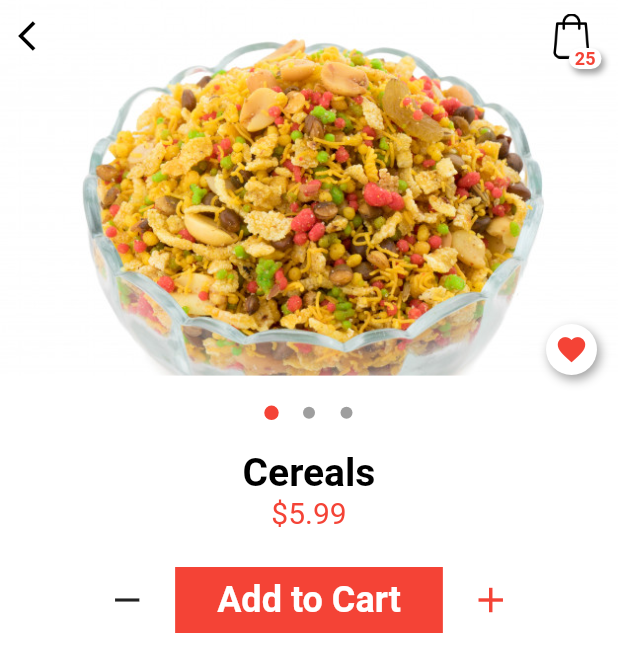
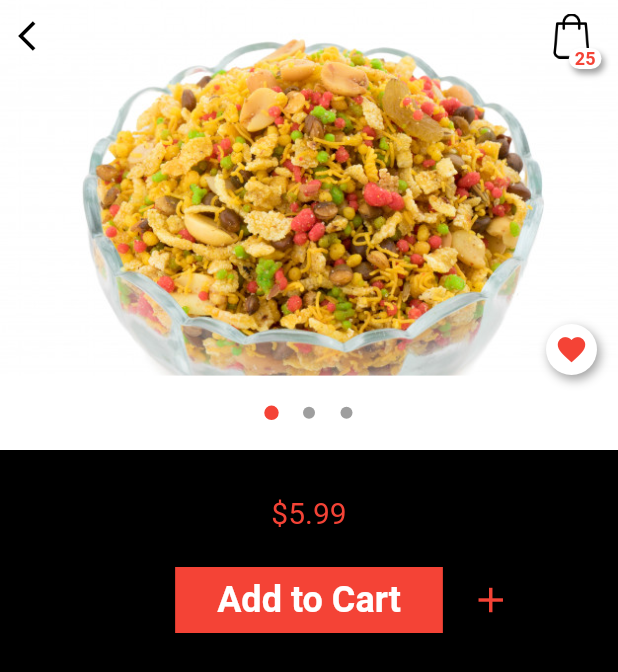
Before and after one commit to vedarths/chatapps, a Flutter app: the screen it shows once a user with an empty profile is signed in, after a tap on "Cereals", on a phone screen of 412 x 824 dp. Shown: the top 672 px of the screen. Run offline on Flutter 3.47's test engine with Material 2 defaults, Android fonts, the phone set to English and light mode, and no system bars; our stand-ins replace cloud_firestore, firebase_auth, firebase_core; accounts and stored records are empty; Roboto replaces fonts that are missing (Monteserrat); project files that could hold a hidden picture were left out.

```diff
--- a/lib/src/models/product.dart
+++ b/lib/src/models/product.dart
@@ -1,11 +1,34 @@
+import 'package:cloud_firestore/cloud_firestore.dart';
+import 'package:flutter/cupertino.dart';
+
 class Product {
-  final String name;
-  final String image;
-  final double rating;
-  final String vendor;
-  final bool wishList;
-  final double price;
+  static const ID = "id";
+  static const NAME = "name";
+  static const IMAGE = "image";
+  static const ACTIVE = "active";
+  static const PRICE = "price";
+  static const RATING = "rating";
+  static const CATEGORY_ID = "categoryId";
 
-  Product({this.name, this.image, this.rating, this.vendor, this.wishList,
-      this.price});
+  String id;
+  String name;
+  String image;
+  double rating;
+  bool active;
+  double price;
+  String categoryId;
+
+  Product({@required this.name, @required this.image, this.rating, this.active, this.price, this.categoryId});
+
+  Product.fromSnapShot(DocumentSnapshot snapshot) {
+    if (snapshot.exists && snapshot.data() != null) {
+      id = snapshot.data()[ID];
+      name = snapshot.data()[NAME];
+      image = snapshot.data()[IMAGE];
+      rating = snapshot.data()[RATING];
+      active = snapshot.data()[ACTIVE];
+      price = snapshot.data()[PRICE];
+      categoryId = snapshot.data()[CATEGORY_ID];
+    }
+  }
 }
--- a/lib/src/screens/details.dart
+++ b/lib/src/screens/details.dart
@@ -18,7 +18,7 @@ class _DetailsState extends State<Details> {
   @override
   Widget build(BuildContext context) {
     return Scaffold(
-      backgroundColor: WHITE,
+      backgroundColor: BLACK,
       body: SafeArea(
         child: Column(
           children: <Widget>[
--- a/lib/src/widgets/categories.dart
+++ b/lib/src/widgets/categories.dart
@@ -4,6 +4,7 @@ import 'package:chatapps/src/widgets/title.dart';
 import 'package:chatapps/src/models/category.dart';
 
 List<Category> categoriesList = [
+  //TODO  - load from DB
   Category(name: 'Salad', image: 'salad.png'),
   Category(name: 'Steak', image: 'steak.png'),
   Category(name: 'Fast food', image: 'sandwich.png'),
--- a/lib/src/widgets/featured_products.dart
+++ b/lib/src/widgets/featured_products.dart
@@ -6,8 +6,9 @@ import 'package:flutter/material.dart';
 import '../helpers/commons.dart';
 
 List<Product> productsList = [
-  Product(name: 'Cereals', image: '1.jpg', rating: 4.2, vendor: 'GoodFoods', price: 5.99, wishList: true),
-  Product(name: 'Tacos', image: '5.jpg', rating: 3.9, vendor: 'GoodFoods', price: 10.99, wishList: false),
+  //TODO  - load from DB
+  Product(name: 'Cereals', image: '1.jpg', rating: 4.2, active: true, price: 5.99, categoryId: "1234"),
+  Product(name: 'Tacos', image: '5.jpg', rating: 3.9, active: true, price: 10.99, categoryId: "5678")
 ];
 class Featured extends StatelessWidget {
 
@@ -65,7 +66,7 @@ class Featured extends StatelessWidget {
                           ),
                           Padding(
                             padding: const EdgeInsets.all(4.0),
-                            child: productsList[index].wishList ? Icon(Icons.favorite, color: RED, size: 18,) : Icon(Icons.favorite_outline, color: RED, size: 18,),
+                            child: productsList[index].active ? Icon(Icons.favorite, color: RED, size: 18,) : Icon(Icons.favorite_outline, color: RED, size: 18,), //TODO - Display as faded if inactive
                           )
                         ],
                       ),
```
Also changed, not shown: lib/src/models/category.dart (+6 -2 lines), lib/src/screens/bag.dart (+2 -7 lines).
